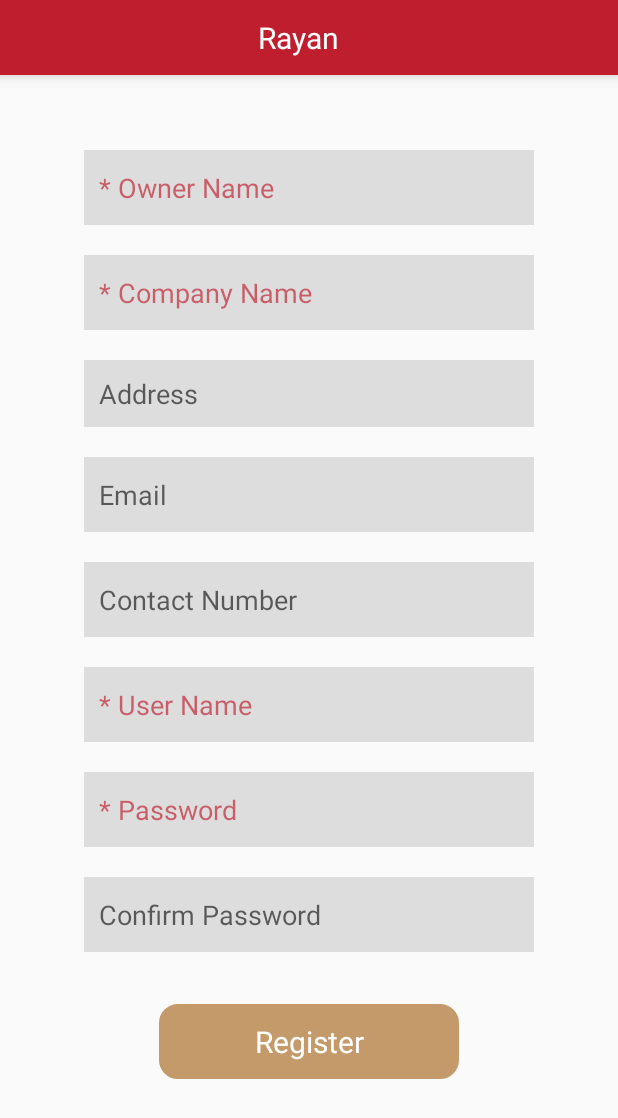
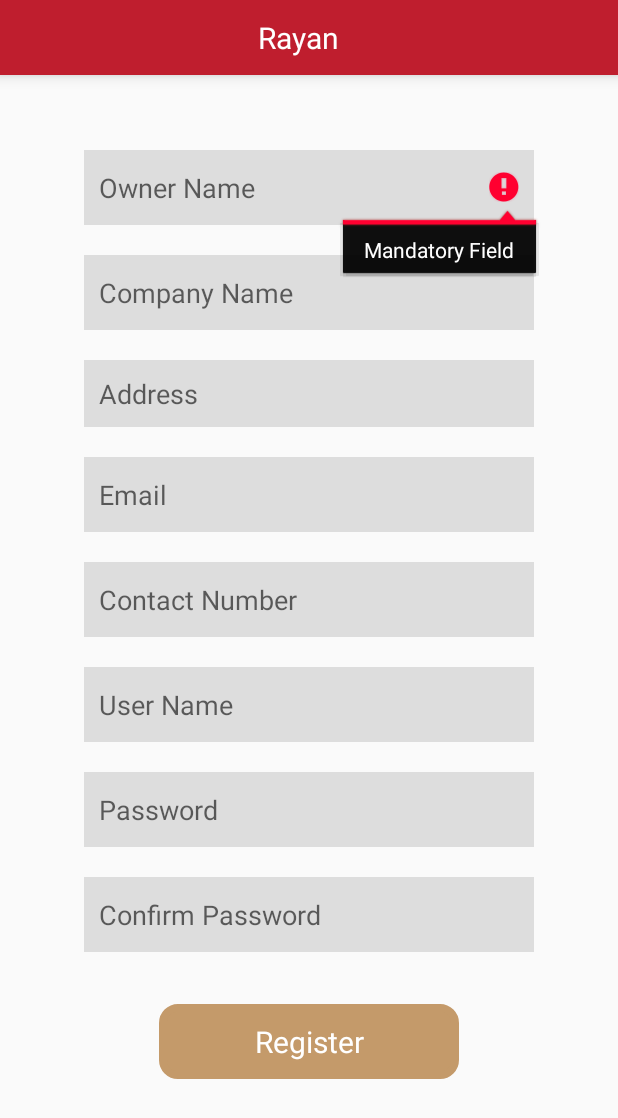
Before and after one commit to jovargheseamal/RayanApp-master_exp1, an Android app: the RegisterActivity screen opened directly, with no data from a screen before it, on a phone screen of 412 x 824 dp. Shown: the top 1118 px of the screen. Run offline under Robolectric (Android 15) with nearby library versions, the phone set to English and light mode, and no system bars; our stand-ins replace Volley.

Commit message:
Amal jo varghese 4/1/19
.Coding Validation on RegActivity(Completed)

```diff
--- a/app/src/main/java/com/example/user123/myapplication/RegisterActivity.java
+++ b/app/src/main/java/com/example/user123/myapplication/RegisterActivity.java
@@ -1,13 +1,16 @@
 package com.example.user123.myapplication;
 
+import android.annotation.TargetApi;
 import android.app.ProgressDialog;
 import android.content.Intent;
+import android.os.Build;
 import android.support.v7.app.AppCompatActivity;
 import android.os.Bundle;
 import android.util.Log;
 import android.view.View;
 import android.widget.Button;
 import android.widget.EditText;
+import android.widget.ScrollView;
 import android.widget.TextView;
 import android.widget.Toast;
 
@@ -35,7 +38,9 @@ public class RegisterActivity extends AppCompatActivity {
    private EditText OwnerName,CompName,Address,Email,Contact,UserName,Password;
 
     TextView button;
+    ScrollView scrollView;
 
+    @TargetApi(Build.VERSION_CODES.M)
     @Override
     protected void onCreate(Bundle savedInstanceState) {
         super.onCreate(savedInstanceState);
@@ -49,6 +54,100 @@ public class RegisterActivity extends AppCompatActivity {
         UserName=(EditText)findViewById(R.id.uname);
         Password=(EditText)findViewById(R.id.paswd);
          asyncDialog = new ProgressDialog(RegisterActivity.this);
+
+        scrollView=findViewById(R.id.scrollcmp);
+
+
+
+
+        OwnerName.setOnFocusChangeListener(new View.OnFocusChangeListener() {
+            @Override
+            public void onFocusChange(View arg0, final boolean hasfocus) {
+                if (hasfocus) {
+
+                    OwnerName.setError("Mandatory Field");
+
+                    scrollView.setOnScrollChangeListener(new View.OnScrollChangeListener() {
+                        @Override
+                        public void onScrollChange(View v, int scrollX, int scrollY, int oldScrollX, int oldScrollY) {
+
+                            OwnerName.clearFocus();
+
+                        }
+                    });
+
+                }
+            }
+        });
+
+
+        CompName.setOnFocusChangeListener(new View.OnFocusChangeListener() {
+            @Override
+            public void onFocusChange(View arg0, final boolean hasfocus) {
+                if (hasfocus) {
+
+                    CompName.setError("Mandatory Field");
+
+                    scrollView.setOnScrollChangeListener(new View.OnScrollChangeListener() {
+                        @Override
+                        public void onScrollChange(View v, int scrollX, int scrollY, int oldScrollX, int oldScrollY) {
+
+                            CompName.clearFocus();
+
+                        }
+                    });
+
+                }
+            }
+        });
+
+
+
+
+
+        UserName.setOnFocusChangeListener(new View.OnFocusChangeListener() {
+            @Override
+            public void onFocusChange(View arg0, final boolean hasfocus) {
+                if (hasfocus) {
+
+                    UserName.setError("Mandatory Field");
+
+                    scrollView.setOnScrollChangeListener(new View.OnScrollChangeListener() {
+                        @Override
+                        public void onScrollChange(View v, int scrollX, int scrollY, int oldScrollX, int oldScrollY) {
+
+                            UserName.clearFocus();
+
+                        }
+                    });
+
+                }
+            }
+        });
+
+
+        Password.setOnFocusChangeListener(new View.OnFocusChangeListener() {
+            @Override
+            public void onFocusChange(View arg0, final boolean hasfocus) {
+                if (hasfocus) {
+
+                    Password.setError("Mandatory Field");
+
+                    scrollView.setOnScrollChangeListener(new View.OnScrollChangeListener() {
+                        @Override
+                        public void onScrollChange(View v, int scrollX, int scrollY, int oldScrollX, int oldScrollY) {
+
+                            Password.clearFocus();
+
+                        }
+                    });
+
+                }
+            }
+        });
+
+
+
 
         button = findViewById(R.id.regbtn);
         button.setOnClickListener(new View.OnClickListener() {
--- a/app/src/main/res/layout/activity_add_user.xml
+++ b/app/src/main/res/layout/activity_add_user.xml
@@ -45,7 +45,8 @@
             android:layout_below="@+id/name_of_user"/>
 
 
-        <TextView
+        <EditText
+
             android:padding="10dp"
             android:textSize="18dp"
             android:background="@color/gridbg"
--- a/app/src/main/res/layout/activity_register.xml
+++ b/app/src/main/res/layout/activity_register.xml
@@ -66,8 +66,7 @@
                     android:padding="10dp"
                     android:layout_width="300dp"
                     android:layout_height="50dp"
-                    android:textColorHint="@color/hint"
-                    android:hint="* Owner Name"
+                    android:hint="Owner Name"
                     android:id="@+id/OwnerName"
                     android:layout_marginTop="20dp"
                     android:background="@color/gridbg"
@@ -113,8 +112,7 @@
                     android:padding="10dp"
                     android:layout_width="300dp"
                     android:layout_height="50dp"
-                    android:textColorHint="@color/hint"
-                    android:hint="* User Name"
+                    android:hint="User Name"
                     android:id="@+id/uname"
                     android:layout_marginTop="20dp"
                     android:layout_below="@+id/contactno"
@@ -127,8 +125,7 @@
                     android:padding="10dp"
                     android:layout_width="300dp"
                     android:layout_height="50dp"
-                    android:hint="* Company Name"
-                    android:textColorHint="@color/hint"
+                    android:hint="Company Name"
                     android:id="@+id/cmpname"
                     android:layout_marginTop="20dp"
                     android:layout_below="@+id/OwnerName"
@@ -142,8 +139,7 @@
                     android:layout_width="300dp"
                     android:layout_height="50dp"
                     android:inputType="textPassword"
-                    android:textColorHint="@color/hint"
-                    android:hint="* Password"
+                    android:hint="Password"
                     android:id="@+id/paswd"
                     android:layout_marginTop="20dp"
                     android:layout_below="@+id/uname"
```
Also changed, not shown: app/src/main/java/com/example/user123/myapplication/AddUser.java (+111 -4 lines), app/src/main/java/com/example/user123/myapplication/LoginActivity.java (+33 -8 lines), app/src/main/res/drawable/erroricon.png (added).
